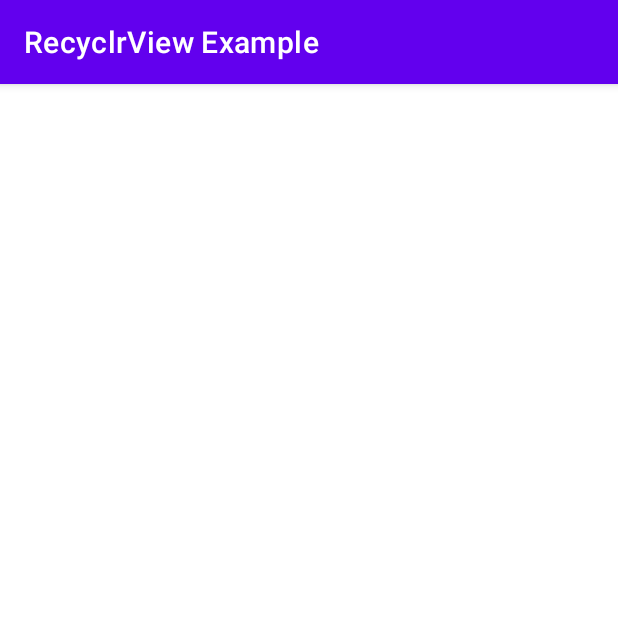
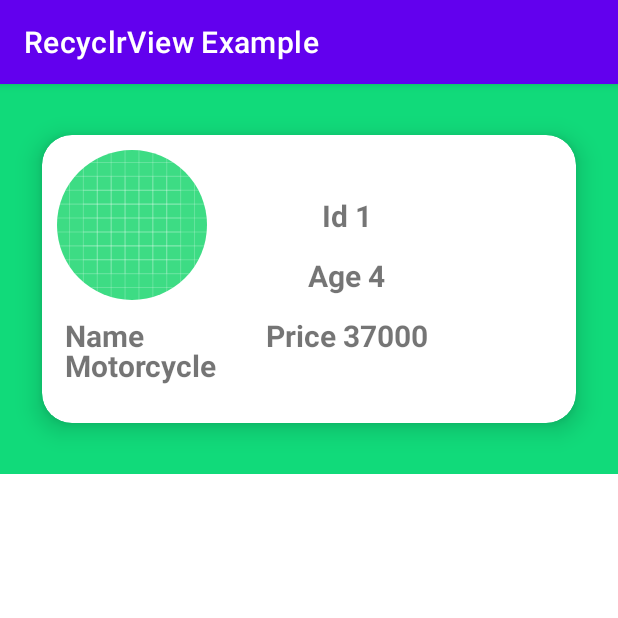
Before and after one commit to 2021Andro/RecyclerView-Example, an Android app: the screen it shows after launch (MainActivity), on a phone screen of 412 x 824 dp, the top half of it. Run offline under Robolectric (Android 15) with nearby library versions, the phone set to English and light mode, and no system bars; our stand-ins replace CircleImageView; libraries missing offline, so code that uses them is left out: com.sdsmdg.tastytoast.

Commit message:
Project Complete

```diff
--- a/app/src/main/java/com/example/recyclrviewexample/Adapter/MyRV_Adapter.java
+++ b/app/src/main/java/com/example/recyclrviewexample/Adapter/MyRV_Adapter.java
@@ -39,6 +39,15 @@ public class MyRV_Adapter extends RecyclerView.Adapter<MyRV_Adapter.MyViewHolder
     @Override
     public void onBindViewHolder(@NonNull MyViewHolder holder, int position) {
 
+        holder.itemView.setTag( productList.get(position) );
+
+        DemoProduct product = productList.get(position);
+
+        holder.tvId.setText("Id " + product.getId());
+        holder.tvName.setText(product.getName());
+        holder.tvAge.setText("Age " + product.getAge());
+        holder.tvPrice.setText("Price " + product.getPrice());
+
     }
 
     @Override
@@ -55,12 +64,18 @@ public class MyRV_Adapter extends RecyclerView.Adapter<MyRV_Adapter.MyViewHolder
         public MyViewHolder(@NonNull View itemView) {
             super(itemView);
 
+            tvId = itemView.findViewById(R.id.tvId);
+            tvName = itemView.findViewById(R.id.tvName);
+            tvAge = itemView.findViewById(R.id.tvAge);
+            tvPrice = itemView.findViewById(R.id.tvPrice);
+            productImage = itemView.findViewById(R.id.img);
+
 
             itemView.setOnClickListener(new View.OnClickListener() {
                 @Override
                 public void onClick(View v) {
 
-
+                    myRVEvent.onItemClick( productList.indexOf( (DemoProduct) itemView.getTag() ) );
 
                 }
             });
--- a/app/src/main/java/com/example/recyclrviewexample/MainActivity.java
+++ b/app/src/main/java/com/example/recyclrviewexample/MainActivity.java
@@ -8,10 +8,12 @@ import android.os.Bundle;
 
 import com.example.recyclrviewexample.Adapter.MyRV_Adapter;
 import com.example.recyclrviewexample.CostumeClasses.DemoProduct;
+import com.example.recyclrviewexample.Interfaces.MyRVEvent;
+import com.sdsmdg.tastytoast.TastyToast;
 
 import java.util.ArrayList;
 
-public class MainActivity extends AppCompatActivity {
+public class MainActivity extends AppCompatActivity implements MyRVEvent {
 
     private RecyclerView rvList;
     private RecyclerView.LayoutManager layoutManager;
@@ -43,4 +45,11 @@ public class MainActivity extends AppCompatActivity {
 
 
     }
+
+    @Override
+    public void onItemClick(int position) {
+
+        TastyToast.makeText(getApplicationContext(), "Product " + demoList.get(position), TastyToast.LENGTH_LONG, TastyToast.INFO).show();
+
+    }
 }
--- a/app/src/main/res/layout/my_rv_a_layout.xml
+++ b/app/src/main/res/layout/my_rv_a_layout.xml
@@ -1,9 +1,91 @@
 <?xml version="1.0" encoding="utf-8"?>
-<LinearLayout
-    xmlns:android="http://schemas.android.com/apk/res/android"
+<RelativeLayout xmlns:android="http://schemas.android.com/apk/res/android"
+    xmlns:tools="http://schemas.android.com/tools"
     android:layout_width="match_parent"
-    android:layout_height="match_parent"
-    android:orientation="vertical"
-    >
+    android:layout_height="wrap_content"
+    xmlns:app="http://schemas.android.com/apk/res-auto"
+    tools:context=".MainActivity"
+    android:background="#11DA7A">
 
-</LinearLayout>
+    <androidx.cardview.widget.CardView
+        android:layout_width="match_parent"
+        android:layout_height="240dp"
+        android:layout_marginStart="10dp"
+        android:layout_marginTop="10dp"
+        android:layout_marginEnd="10dp"
+        android:layout_marginBottom="10dp"
+        app:cardBackgroundColor="@color/white"
+        app:cardCornerRadius="20dp"
+        app:cardElevation="10dp"
+        app:cardMaxElevation="12dp"
+        app:cardPreventCornerOverlap="true"
+        app:cardUseCompatPadding="true">
+
+        <de.hdodenhof.circleimageview.CircleImageView
+            android:id="@+id/img"
+            android:layout_width="100dp"
+            android:layout_height="100dp"
+            android:layout_margin="10dp"
+            android:contentDescription="@string/app_name"
+            android:src="@drawable/ic_launcher_background" />
+
+        <TextView
+            android:layout_width="wrap_content"
+            android:layout_height="wrap_content"
+            android:layout_marginTop="120dp"
+            android:layout_marginBottom="20dp"
+            android:layout_marginLeft="15dp"
+            android:text="Name "
+            android:textSize="20sp"
+            android:textStyle="bold" />
+        <TextView
+            android:id="@+id/tvName"
+            android:layout_width="wrap_content"
+            android:layout_height="wrap_content"
+            android:layout_marginTop="140dp"
+            android:layout_marginBottom="20dp"
+            android:layout_marginLeft="15dp"
+            android:text="Name "
+            android:textSize="20sp"
+            android:textStyle="bold" />
+
+        <TextView
+            android:id="@+id/tvId"
+            android:layout_width="wrap_content"
+            android:layout_height="wrap_content"
+            android:layout_marginTop="40dp"
+            android:layout_marginBottom="20dp"
+            android:layout_gravity="center_horizontal"
+            android:layout_marginLeft="25dp"
+            android:text="Id"
+            android:textSize="20sp"
+            android:textStyle="bold" />
+
+        <TextView
+            android:id="@+id/tvAge"
+            android:layout_width="wrap_content"
+            android:layout_height="wrap_content"
+            android:layout_marginTop="80dp"
+            android:layout_marginBottom="20dp"
+            android:layout_gravity="center_horizontal"
+            android:layout_marginLeft="25dp"
+            android:text="Age"
+            android:textSize="20sp"
+            android:textStyle="bold" />
+
+        <TextView
+            android:id="@+id/tvPrice"
+            android:layout_width="wrap_content"
+            android:layout_height="wrap_content"
+            android:layout_marginTop="120dp"
+            android:layout_marginBottom="20dp"
+            android:layout_gravity="center_horizontal"
+            android:layout_marginLeft="25dp"
+            android:text="Price"
+            android:textSize="20sp"
+            android:textStyle="bold" />
+
+
+    </androidx.cardview.widget.CardView>
+
+</RelativeLayout>
```
